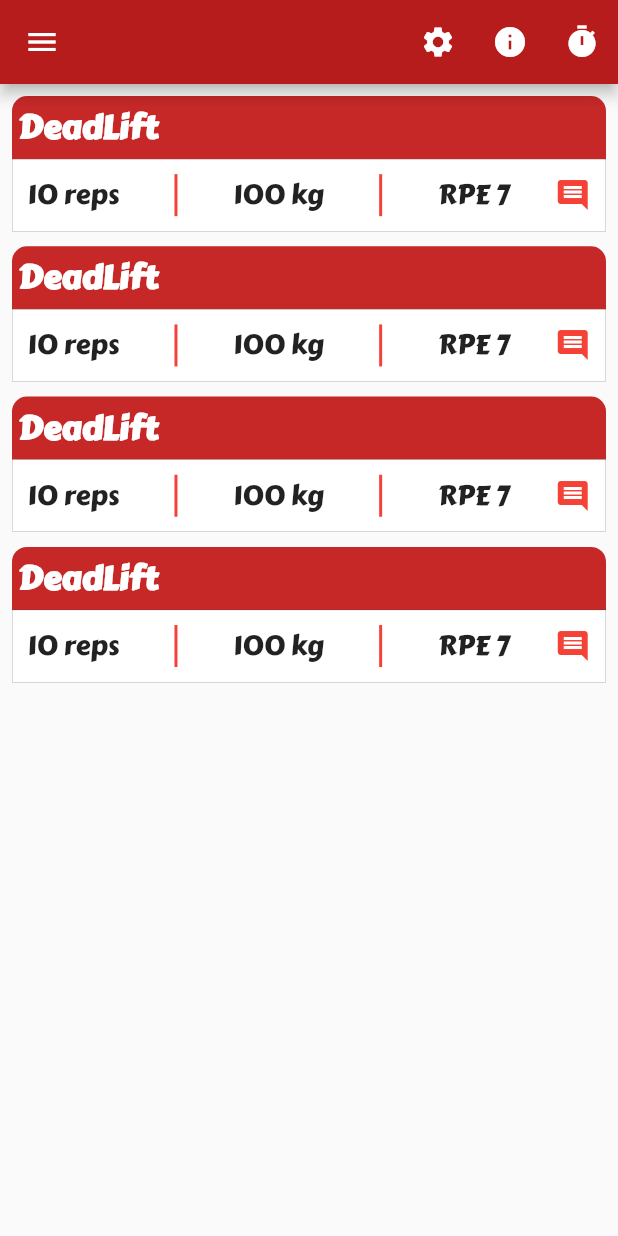
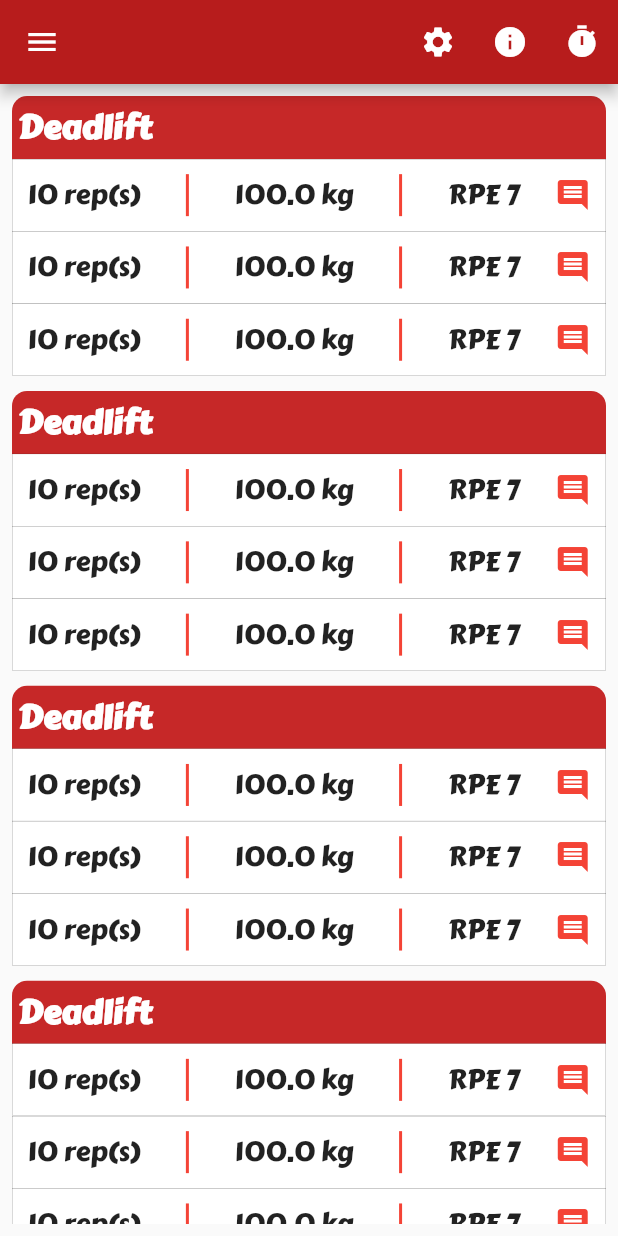
Before and after one commit to mcuv3/Tracktion, a Flutter app: the WorkOutScreen screen opened by its route, on a phone screen of 412 x 824 dp. Run offline on Flutter 3.47's test engine with Material 2 defaults, Android fonts, the phone set to English and light mode, and no system bars; our stand-ins replace bloc, connectivity, flutter_bloc, flutter_svg, shared_preferences; accounts and stored records are empty.

Commit message:
feature:CRUD reps

```diff
--- /dev/null
+++ b/lib/models/rep.dart
@@ -0,0 +1,18 @@
+import 'package:flutter/cupertino.dart';
+
+class Rep {
+  final int id;
+  final int reps;
+  final double weight;
+  final int rpe;
+  Rep(
+      {@required this.id,
+      @required this.reps,
+      @required this.weight,
+      @required this.rpe});
+
+  @override
+  String toString() {
+    return "Rep:(id:${this.id},reps:${this.reps},weight:${this.weight},rpe:${this.rpe})";
+  }
+}
--- a/lib/screens/workout/workout-main-screen.dart
+++ b/lib/screens/workout/workout-main-screen.dart
@@ -1,7 +1,6 @@
 import 'package:flutter/material.dart';
 import 'package:tracktion/widgets/reps-item.dart';
 import '../../colors/custom_colors.dart';
-import 'package:tracktion/widgets/WorkOutSetItem.dart';
 import 'package:tracktion/widgets/drawer.dart';
 
 class WorkOutScreen extends StatelessWidget {
@@ -10,43 +9,70 @@ class WorkOutScreen extends StatelessWidget {
     {
       "name": "Deadlift",
       "series": [
-        {"reps": 10, "weight": 100, "rpe": 7},
-        {"reps": 10, "weight": 100, "rpe": 7},
-        {"reps": 10, "weight": 100, "rpe": 7},
+        {"reps": 10, "weight": 100.0, "rpe": 7},
+        {"reps": 10, "weight": 100.0, "rpe": 7},
+        {"reps": 10, "weight": 100.0, "rpe": 7},
       ]
     },
     {
       "name": "Deadlift",
       "series": [
-        {"reps": 10, "weight": 100, "rpe": 7},
-        {"reps": 10, "weight": 100, "rpe": 7},
-        {"reps": 10, "weight": 100, "rpe": 7},
+        {"reps": 10, "weight": 100.0, "rpe": 7},
+        {"reps": 10, "weight": 100.0, "rpe": 7},
+        {"reps": 10, "weight": 100.0, "rpe": 7},
       ]
     },
     {
       "name": "Deadlift",
       "series": [
-        {"reps": 10, "weight": 100, "rpe": 7},
-        {"reps": 10, "weight": 100, "rpe": 7},
-        {"reps": 10, "weight": 100, "rpe": 7},
+        {"reps": 10, "weight": 100.0, "rpe": 7},
+        {"reps": 10, "weight": 100.0, "rpe": 7},
+        {"reps": 10, "weight": 100.0, "rpe": 7},
       ]
     },
     {
       "name": "Deadlift",
       "series": [
-        {"reps": 10, "weight": 100, "rpe": 7},
-        {"reps": 10, "weight": 100, "rpe": 7},
-        {"reps": 10, "weight": 100, "rpe": 7},
+        {"reps": 10, "weight": 100.0, "rpe": 7},
+        {"reps": 10, "weight": 100.0, "rpe": 7},
+        {"reps": 10, "weight": 100.0, "rpe": 7},
       ]
     },
   ];
+
+  Widget buildHeader(BuildContext context, String title) {
+    return Container(
+      padding: EdgeInsets.all(4),
+      width: double.infinity,
+      decoration: BoxDecoration(
+        borderRadius: BorderRadius.only(
+            topLeft: Radius.circular(10), topRight: Radius.circular(10)),
+        color: Theme.of(context).colorScheme.routines,
+      ),
+      child: Text(
+        title,
+        style: TextStyle(
+            fontSize: 22, color: Colors.white, fontWeight: FontWeight.bold),
+      ),
+    );
+  }
 
   @override
   Widget build(BuildContext context) {
     final items = [];
     exes.forEach((e) {
       items.add({"kind": "title", "value": e["name"]});
-      items.add({"kind": "items", "value": e["series"]});
+      (e["series"] as List<dynamic>).forEach((rep) {
+        items.add({
+          "kind": "rep",
+          "values": {
+            "reps": rep["reps"],
+            "weight": rep["weight"],
+            "rpe": rep["rpe"]
+          }
+        });
+      });
+      // items.add({"kind": "items", "value": e["series"]});
       items.add({"kind": "space"});
     });
     return SafeArea(
@@ -68,28 +94,16 @@ class WorkOutScreen extends StatelessWidget {
                   shrinkWrap: true,
                   itemBuilder: (ctx, i) {
                     if (items[i]["kind"] == "title") {
-                      return Container(
-                        padding: EdgeInsets.all(4),
-                        width: double.infinity,
-                        decoration: BoxDecoration(
-                          borderRadius: BorderRadius.only(
-                              topLeft: Radius.circular(10),
-                              topRight: Radius.circular(10)),
-                          color: Theme.of(context).colorScheme.routines,
-                        ),
-                        child: Text(
-                          "DeadLift",
-                          style: TextStyle(
-                              fontSize: 22,
-                              color: Colors.white,
-                              fontWeight: FontWeight.bold),
-                        ),
+                      return buildHeader(context, items[i]["value"]);
+                    }
+                    if (items[i]["kind"] == "rep") {
+                      final rep = items[i]["values"];
+                      return RepItem(
+                        reps: rep["reps"],
+                        weight: rep["weight"],
+                        rpe: rep["rpe"],
                       );
                     }
-                    if (items[i]["kind"] == "items") {
-                      return RepItem();
-                    }
-
                     return SizedBox(
                       height: 10,
                     );
--- a/lib/widgets/reps-item.dart
+++ b/lib/widgets/reps-item.dart
@@ -3,8 +3,15 @@ import '../colors/custom_colors.dart';
 
 class RepItem extends StatelessWidget {
   final bool isExpanded;
+  final int reps;
+  final double weight;
+  final int rpe;
 
-  RepItem([this.isExpanded = false]);
+  RepItem(
+      {@required this.reps,
+      @required this.weight,
+      @required this.rpe,
+      this.isExpanded = false});
 
   @override
   Widget build(BuildContext context) {
@@ -23,17 +30,17 @@ class RepItem extends StatelessWidget {
         child: Row(
           mainAxisAlignment: MainAxisAlignment.spaceBetween,
           children: [
-            Text("10 reps", style: textStyle),
+            Text("$reps rep(s)", style: textStyle),
             VerticalDivider(
               thickness: 2,
               color: Colors.red,
             ),
-            Text("100 kg", style: textStyle),
+            Text("$weight kg", style: textStyle),
             VerticalDivider(
               thickness: 2,
               color: Colors.red,
             ),
-            Text("RPE 7", style: textStyle),
+            Text("RPE $rpe", style: textStyle),
             Icon(Icons.comment, color: Colors.red)
           ],
         ),
```
Also changed, not shown: lib/screens/workout/exercise-workout-screen.dart (+144 -80 lines), lib/widgets/RepInputs.dart (added, +189 -0 lines), lib/widgets/WorkOutSetItem.dart (deleted, +0 -52 lines).
